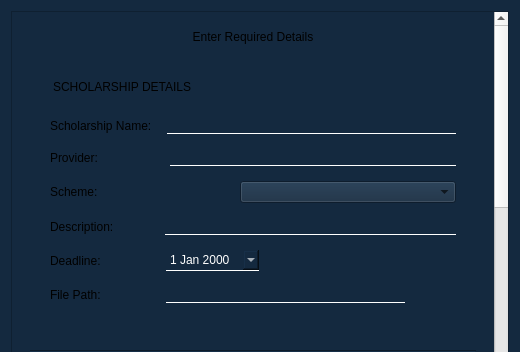
YNCO10/scholarshipManagementSystem, file SholarshipManagementSystem/manageScholarshipsPage/uploadscholarships.ui: the form before one commit; both pictures show x 0 to 520 and y 0 to 352 of the 520 by 518 pixel window.
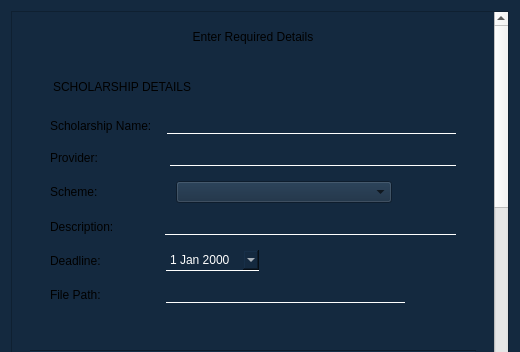
The form after the commit. Icons and pictures are not drawn.

```diff
--- a/SholarshipManagementSystem/manageScholarshipsPage/uploadscholarships.ui
+++ b/SholarshipManagementSystem/manageScholarshipsPage/uploadscholarships.ui
@@ -32,12 +32,9 @@
    <string>Dialog</string>
   </property>
   <property name="styleSheet">
-   <string notr="true">QDialog{
-	
-	
-	
+   <string notr="true">QDialog{	
 	background-color: rgb(20, 41, 63);
-
+	color: white;
 }
 
 QPushButton{
@@ -69,6 +66,10 @@
 
 QRadioButton{
 	font: 600 12pt &quot;Segoe UI&quot;;
+}
+
+QToolTip{
+	color: white;
 }</string>
   </property>
   <layout class="QGridLayout" name="gridLayout_2">
@@ -165,9 +166,9 @@
       <property name="geometry">
        <rect>
         <x>0</x>
-        <y>0</y>
+        <y>-589</y>
         <width>488</width>
-        <height>993</height>
+        <height>991</height>
        </rect>
       </property>
       <layout class="QGridLayout" name="gridLayout">
@@ -337,6 +338,35 @@
                   </item>
                  </widget>
                 </item>
+                <item>
+                 <widget class="QPushButton" name="questionMarkIconBtn">
+                  <property name="cursor">
+                   <cursorShape>PointingHandCursor</cursorShape>
+                  </property>
+                  <property name="toolTip">
+                   <string>Scheme Information</string>
+                  </property>
+                  <property name="toolTipDuration">
+                   <number>-1</number>
+                  </property>
+                  <property name="styleSheet">
+                   <string notr="true">border:none;
+border-radius:5px;
+font: 600 9pt &quot;Segoe UI&quot;;
+margin:0px;
+padding:2px;
+background-color: rgb(20, 41, 63);
+color:rgb(1, 14, 27);</string>
+                  </property>
+                  <property name="text">
+                   <string/>
+                  </property>
+                  <property name="icon">
+                   <iconset resource="../../projectRescources.qrc">
+                    <normaloff>:/icons/questionMarkWhite.png</normaloff>:/icons/questionMarkWhite.png</iconset>
+                  </property>
+                 </widget>
+                </item>
                </layout>
               </item>
               <item>
```
